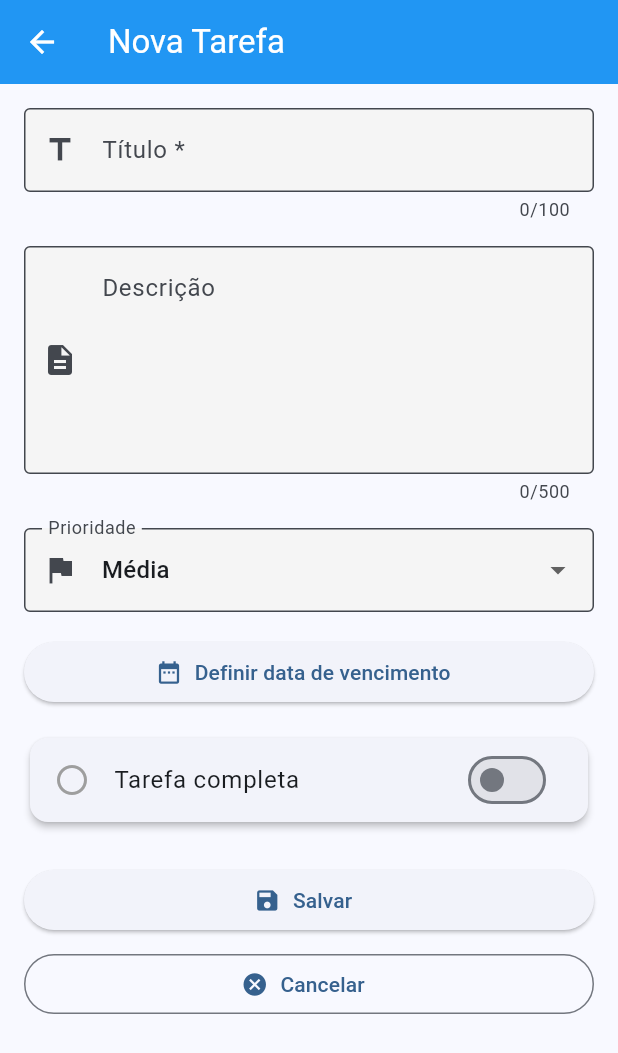
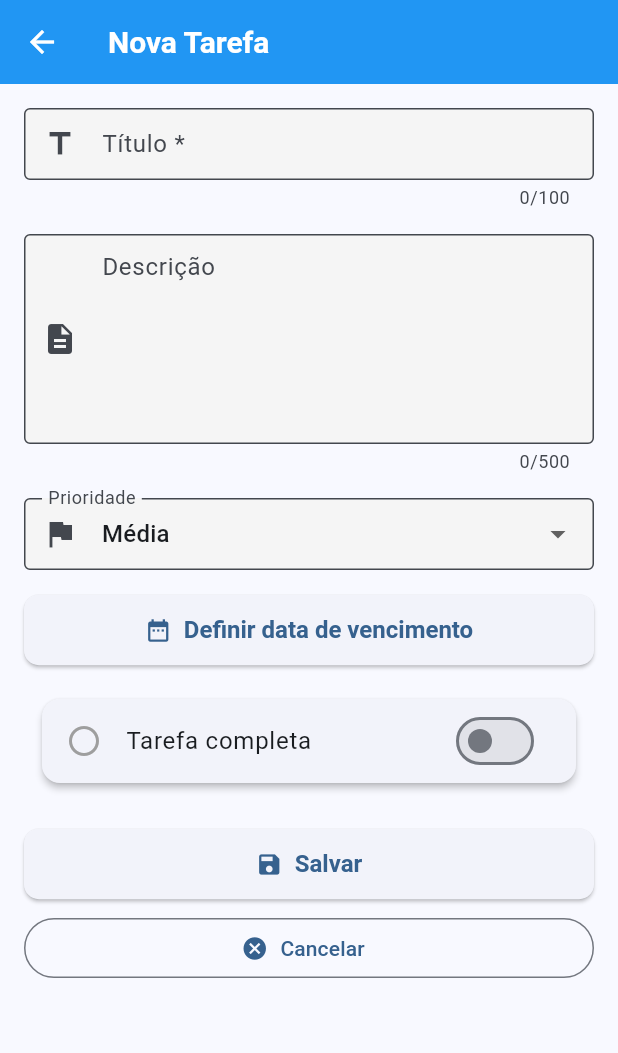
Before and after one commit to rodrigodniz/Flutter-pesistencia-local, a Flutter app: the screen it shows after launch, after a tap on "Criar primeira tarefa", on a phone screen of 412 x 824 dp. Shown: the top 1053 px of the screen. Run offline on Flutter 3.47's test engine with Material 3 defaults, Android fonts, the phone set to English and light mode, and no system bars; our stand-ins replace share_plus, sqflite; accounts and stored records are empty.

```diff
--- a/lib/main.dart
+++ b/lib/main.dart
@@ -1,10 +1,8 @@
 import 'package:flutter/material.dart';
-import 'package:sqflite_common_ffi_web/sqflite_ffi_web.dart';
-import 'package:sqflite/sqflite.dart';
 import 'screens/task_list_screen.dart';
 
 void main() {
-  databaseFactory = databaseFactoryFfiWeb;
+  WidgetsFlutterBinding.ensureInitialized();
   runApp(const MyApp());
 }
 
@@ -27,6 +25,7 @@ class MyApp extends StatelessWidget {
           shape: RoundedRectangleBorder(
             borderRadius: BorderRadius.all(Radius.circular(12)),
           ),
+          margin: EdgeInsets.symmetric(horizontal: 12, vertical: 6),
         ),
         inputDecorationTheme: const InputDecorationTheme(
           border: OutlineInputBorder(
@@ -34,6 +33,23 @@ class MyApp extends StatelessWidget {
           ),
           filled: true,
           fillColor: Color(0xFFF5F5F5),
+          contentPadding: EdgeInsets.symmetric(horizontal: 12, vertical: 10),
+        ),
+        elevatedButtonTheme: ElevatedButtonThemeData(
+          style: ElevatedButton.styleFrom(
+            shape: RoundedRectangleBorder(
+              borderRadius: BorderRadius.circular(10),
+            ),
+            padding: const EdgeInsets.symmetric(horizontal: 24, vertical: 14),
+            textStyle: const TextStyle(
+              fontWeight: FontWeight.bold,
+              fontSize: 16,
+            ),
+          ),
+        ),
+        textTheme: const TextTheme(
+          titleLarge: TextStyle(fontWeight: FontWeight.bold, fontSize: 20),
+          bodyMedium: TextStyle(fontSize: 16),
         ),
       ),
       home: const TaskListScreen(),
--- a/lib/services/database_service.dart
+++ b/lib/services/database_service.dart
@@ -1,7 +1,5 @@
 import 'package:sqflite/sqflite.dart';
 import 'package:path/path.dart';
-import 'dart:io' show Platform;
-import 'package:flutter/foundation.dart' show kIsWeb;
 import '../models/task.dart';
 
 class DatabaseService {
@@ -12,21 +10,20 @@ class DatabaseService {
 
   Future<Database> get database async {
     if (_database != null) return _database!;
+    _database = await _initDB('tasks.db');
+    return _database!;
+  }
 
-    if (kIsWeb) {
-      // No web, usar DB na memória / IndexedDB
-      _database = await openDatabase(
-        'tasks_web.db',
-        version: 1,
-        onCreate: _createDB,
-      );
-    } else {
-      final dbPath = await getDatabasesPath();
-      final path = join(dbPath, 'tasks.db');
-      _database = await openDatabase(path, version: 1, onCreate: _createDB);
-    }
+  Future<Database> _initDB(String filePath) async {
+    final dbPath = await getDatabasesPath();
+    final path = join(dbPath, filePath);
 
-    return _database!;
+    return await openDatabase(
+      path,
+      version: 2,
+      onCreate: _createDB,
+      onUpgrade: _onUpgrade,
+    );
   }
 
   Future<void> _createDB(Database db, int version) async {
@@ -37,9 +34,16 @@ class DatabaseService {
         description TEXT,
         completed INTEGER NOT NULL,
         priority TEXT NOT NULL,
-        createdAt TEXT NOT NULL
+        createdAt TEXT NOT NULL,
+        dueDate TEXT
       )
     ''');
+  }
+
+  Future<void> _onUpgrade(Database db, int oldVersion, int newVersion) async {
+    if (oldVersion < 2) {
+      await db.execute('ALTER TABLE tasks ADD COLUMN dueDate TEXT');
+    }
   }
 
   Future<Task> create(Task task) async {
@@ -51,7 +55,6 @@ class DatabaseService {
   Future<Task?> read(String id) async {
     final db = await database;
     final maps = await db.query('tasks', where: 'id = ?', whereArgs: [id]);
-
     if (maps.isNotEmpty) {
       return Task.fromMap(maps.first);
     }
--- a/pubspec.yaml
+++ b/pubspec.yaml
@@ -19,7 +19,7 @@ dependencies:
   uuid: ^4.5.1
   intl: ^0.20.2
   share_plus: ^7.2.0
-  sqflite_common_ffi: ^2.3.6
+
 
   # shared_preferences (adicione se for usar persistência simples)
   # shared_preferences: ^2.3.2
```
Also changed, not shown: pubspec.lock, 7 other files.
